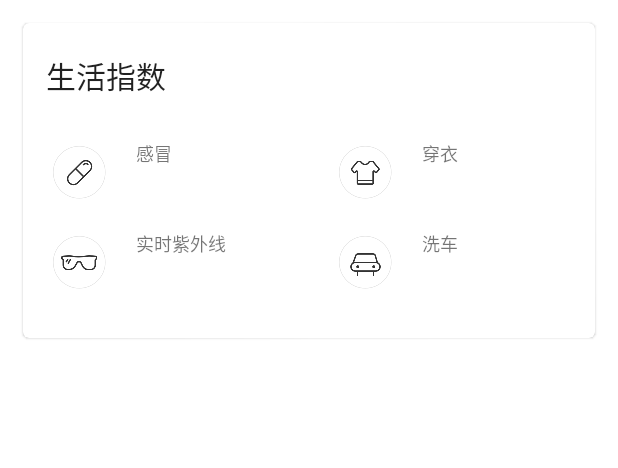
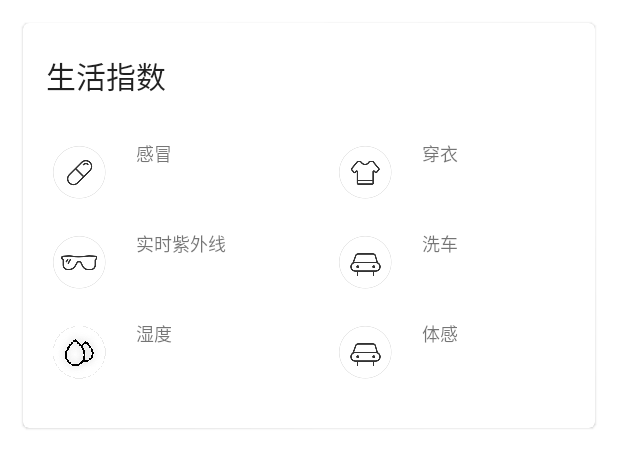
Before and after one commit to VaIOReTto1/Weather, an Android app: the layout life_index.xml on its own in the app's theme, with its tools: preview values and no code run, on a phone screen of 412 x 824 dp. Shown: the top 468 px of the screen. Run offline under Robolectric (Android 15) with nearby library versions, the phone set to English and light mode, and no system bars.

Commit message:
bugfix:误删湿度和体感温度，进行恢复

```diff
--- a/app/src/main/java/com/example/weather/logic/model/RealtimeResponse.kt
+++ b/app/src/main/java/com/example/weather/logic/model/RealtimeResponse.kt
@@ -8,6 +8,8 @@ data class RealtimeResponse(val status: String, val result: Result) {
     data class Realtime(
         val skycon: String,
         val temperature: Float,
+        val humidity:String,
+        val apparent_temperature:String,
         @SerializedName("air_quality") val airQuality: AirQuality
     )
 
--- a/app/src/main/java/com/example/weather/ui/weather/WeatherActivity.kt
+++ b/app/src/main/java/com/example/weather/ui/weather/WeatherActivity.kt
@@ -221,12 +221,16 @@ class WeatherActivity : AppCompatActivity() {
         val dressingText: TextView = findViewById(R.id.dressingText)
         val ultravioletText: TextView = findViewById(R.id.ultravioletText)
         val carWashingText: TextView = findViewById(R.id.carWashingText)
+        val humidity:TextView=findViewById(R.id.humidityText)
+        val apprentTemperature:TextView=findViewById(R.id.apparentTemperatureText)
         val weatherLayout: ScrollView = findViewById(R.id.weatherLayout)
 
         coldRiskText.text = lifeIndex.coldRisk[0].desc
         dressingText.text = lifeIndex.dressing[0].desc
         ultravioletText.text = lifeIndex.ultraviolet[0].desc
         carWashingText.text = lifeIndex.carWashing[0].desc
+        humidity.text=realtime.humidity
+        apprentTemperature.text=realtime.apparent_temperature
         weatherLayout.visibility = View.VISIBLE
     }
 
--- a/app/src/main/res/layout/life_index.xml
+++ b/app/src/main/res/layout/life_index.xml
@@ -102,8 +102,7 @@
 
         <LinearLayout
             android:layout_width="match_parent"
-            android:layout_height="wrap_content"
-            android:layout_marginBottom="20dp">
+            android:layout_height="wrap_content">
 
             <RelativeLayout
                 android:layout_width="0dp"
@@ -179,5 +178,85 @@
                 </LinearLayout>
             </RelativeLayout>
         </LinearLayout>
+
+        <LinearLayout
+            android:layout_width="match_parent"
+            android:layout_height="wrap_content"
+            android:layout_marginBottom="20dp">
+
+            <RelativeLayout
+                android:layout_width="0dp"
+                android:layout_height="60dp"
+                android:layout_weight="1">
+
+                <ImageView
+                    android:id="@+id/humudityImg"
+                    android:layout_width="wrap_content"
+                    android:layout_height="wrap_content"
+                    android:layout_centerVertical="true"
+                    android:layout_marginStart="20dp"
+                    android:src="@mipmap/ic_humidity" />
+
+                <LinearLayout
+                    android:layout_width="wrap_content"
+                    android:layout_height="wrap_content"
+                    android:layout_centerVertical="true"
+                    android:layout_marginStart="20dp"
+                    android:layout_toEndOf="@+id/humudityImg"
+                    android:orientation="vertical">
+
+                    <TextView
+                        android:layout_width="wrap_content"
+                        android:layout_height="wrap_content"
+                        android:text="湿度"
+                        android:textSize="12sp" />
+
+                    <TextView
+                        android:id="@+id/humidityText"
+                        android:layout_width="wrap_content"
+                        android:layout_height="wrap_content"
+                        android:layout_marginTop="4dp"
+                        android:textColor="?android:attr/textColorPrimary"
+                        android:textSize="16sp" />
+                </LinearLayout>
+            </RelativeLayout>
+
+            <RelativeLayout
+                android:layout_width="0dp"
+                android:layout_height="60dp"
+                android:layout_weight="1">
+
+                <ImageView
+                    android:id="@+id/apparentTemperatureImg"
+                    android:layout_width="wrap_content"
+                    android:layout_height="wrap_content"
+                    android:layout_centerVertical="true"
+                    android:layout_marginStart="20dp"
+                    android:src="@mipmap/ic_carwashing" />
+
+                <LinearLayout
+                    android:layout_width="wrap_content"
+                    android:layout_height="wrap_content"
+                    android:layout_centerVertical="true"
+                    android:layout_marginStart="20dp"
+                    android:layout_toEndOf="@+id/apparentTemperatureImg"
+                    android:orientation="vertical">
+
+                    <TextView
+                        android:layout_width="wrap_content"
+                        android:layout_height="wrap_content"
+                        android:text="体感"
+                        android:textSize="12sp" />
+
+                    <TextView
+                        android:id="@+id/apparentTemperatureText"
+                        android:layout_width="wrap_content"
+                        android:layout_height="wrap_content"
+                        android:layout_marginTop="4dp"
+                        android:textColor="?android:attr/textColorPrimary"
+                        android:textSize="16sp" />
+                </LinearLayout>
+            </RelativeLayout>
+        </LinearLayout>
     </LinearLayout>
 </com.google.android.material.card.MaterialCardView>
```
Also changed, not shown: app/src/main/res/mipmap-xxhdpi/ic_humidity.png (added), app/src/main/res/mipmap-xxhdpi/ic_temperature.png (added).
